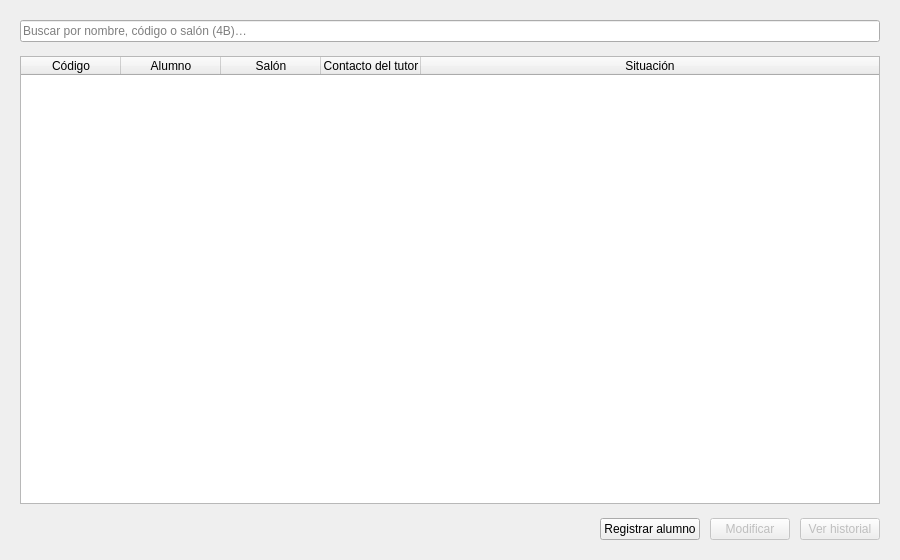
Old version of the form src/biblioteca/ui/disenos/alumnos.ui in the repository yaelink7/Biblioteca_Implementacion_Escuela_Primaria.
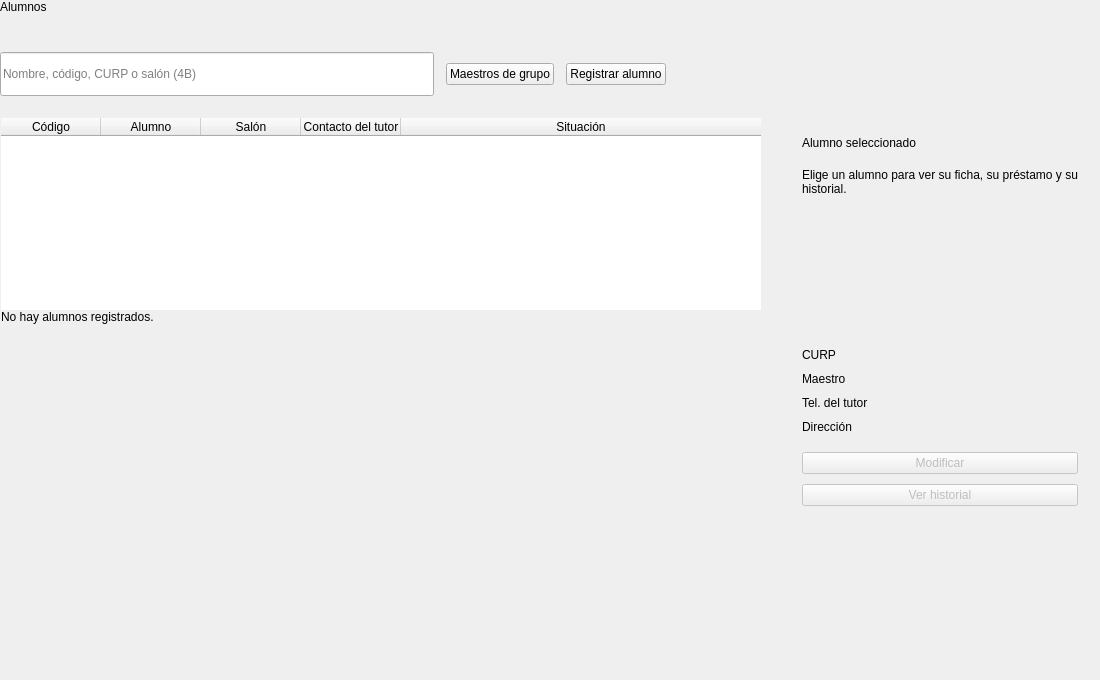
New version of the form.

Patch:
```diff
--- a/src/biblioteca/ui/disenos/alumnos.ui
+++ b/src/biblioteca/ui/disenos/alumnos.ui
@@ -2,57 +2,58 @@
 <ui version="4.0">
  <class>PantallaAlumnos</class>
  <widget class="QWidget" name="PantallaAlumnos">
-  <property name="geometry">
-   <rect>
-    <x>0</x>
-    <y>0</y>
-    <width>900</width>
-    <height>560</height>
-   </rect>
-  </property>
-  <property name="windowTitle">
-   <string>Alumnos</string>
-  </property>
-  <layout class="QVBoxLayout" name="disposicion">
-   <property name="leftMargin"><number>20</number></property>
-   <property name="topMargin"><number>20</number></property>
-   <property name="rightMargin"><number>20</number></property>
-   <property name="bottomMargin"><number>20</number></property>
-   <property name="spacing"><number>14</number></property>
-
+  <property name="geometry"><rect><x>0</x><y>0</y><width>1100</width><height>680</height></rect></property>
+  <property name="windowTitle"><string>Alumnos</string></property>
+  <layout class="QVBoxLayout" name="disposicion" stretch="0,0,1">
+   <property name="leftMargin"><number>0</number></property>
+   <property name="topMargin"><number>0</number></property>
+   <property name="rightMargin"><number>0</number></property>
+   <property name="bottomMargin"><number>0</number></property>
+   <property name="spacing"><number>18</number></property>
    <item>
-    <widget class="QLineEdit" name="campoBusqueda">
-     <property name="placeholderText">
-      <string>Buscar por nombre, código o salón (4B)…</string>
-     </property>
-     <property name="minimumHeight"><number>36</number></property>
-     <property name="clearButtonEnabled"><bool>true</bool></property>
-    </widget>
+    <layout class="QHBoxLayout" name="encabezado">
+     <property name="spacing"><number>12</number></property>
+     <item>
+      <layout class="QVBoxLayout" name="textoEncabezado">
+       <property name="spacing"><number>6</number></property>
+       <item>
+        <widget class="QLabel" name="etiquetaTitulo">
+         <property name="text"><string>Alumnos</string></property>
+         <property name="rol" stdset="0"><string>titulo</string></property>
+        </widget>
+       </item>
+       <item>
+        <widget class="QLabel" name="etiquetaResumen">
+         <property name="text"><string/></property>
+         <property name="rol" stdset="0"><string>resumen</string></property>
+        </widget>
+       </item>
+      </layout>
+     </item>
+    </layout>
    </item>
-
-   <item>
-    <widget class="QTableWidget" name="tablaAlumnos">
-     <property name="alternatingRowColors"><bool>true</bool></property>
-     <property name="selectionBehavior"><enum>QAbstractItemView::SelectRows</enum></property>
-     <property name="selectionMode"><enum>QAbstractItemView::SingleSelection</enum></property>
-     <property name="editTriggers"><set>QAbstractItemView::NoEditTriggers</set></property>
-     <property name="sortingEnabled"><bool>true</bool></property>
-     <attribute name="verticalHeaderVisible"><bool>false</bool></attribute>
-     <attribute name="horizontalHeaderStretchLastSection"><bool>true</bool></attribute>
-     <column><property name="text"><string>Código</string></property></column>
-     <column><property name="text"><string>Alumno</string></property></column>
-     <column><property name="text"><string>Salón</string></property></column>
-     <column><property name="text"><string>Contacto del tutor</string></property></column>
-     <column><property name="text"><string>Situación</string></property></column>
-    </widget>
-   </item>
-
    <item>
     <layout class="QHBoxLayout" name="filaAcciones">
-     <property name="spacing"><number>10</number></property>
+     <property name="spacing"><number>12</number></property>
      <item>
-      <widget class="QLabel" name="etiquetaResumen">
-       <property name="text"><string/></property>
+      <widget class="QLineEdit" name="campoBusqueda">
+       <property name="minimumSize"><size><width>340</width><height>44</height></size></property>
+       <property name="placeholderText"><string>Nombre, código, CURP o salón (4B)</string></property>
+       <property name="clearButtonEnabled"><bool>true</bool></property>
+       <property name="rol" stdset="0"><string>busqueda</string></property>
+      </widget>
+     </item>
+     <item>
+      <widget class="QPushButton" name="botonMaestros">
+       <property name="text"><string>Maestros de grupo</string></property>
+       <property name="minimumHeight"><number>44</number></property>
+       <property name="secundario" stdset="0"><bool>true</bool></property>
+      </widget>
+     </item>
+     <item>
+      <widget class="QPushButton" name="botonNuevo">
+       <property name="text"><string>Registrar alumno</string></property>
+       <property name="minimumHeight"><number>44</number></property>
       </widget>
      </item>
      <item>
@@ -63,26 +64,252 @@
        </property>
       </spacer>
      </item>
+    </layout>
+   </item>
+   <item>
+    <layout class="QHBoxLayout" name="cuerpo" stretch="1,0">
+     <property name="spacing"><number>18</number></property>
      <item>
-      <widget class="QPushButton" name="botonNuevo">
-       <property name="text"><string>Registrar alumno</string></property>
-       <property name="minimumHeight"><number>34</number></property>
+      <widget class="QFrame" name="tarjetaTabla">
+       <property name="rol" stdset="0"><string>tarjeta</string></property>
+       <layout class="QVBoxLayout" name="disposicionTarjeta">
+        <property name="leftMargin"><number>1</number></property>
+        <property name="topMargin"><number>4</number></property>
+        <property name="rightMargin"><number>1</number></property>
+        <property name="bottomMargin"><number>8</number></property>
+        <property name="spacing"><number>0</number></property>
+        <item>
+         <widget class="QTableWidget" name="tablaAlumnos">
+          <property name="frameShape"><enum>QFrame::NoFrame</enum></property>
+          <property name="selectionBehavior"><enum>QAbstractItemView::SelectRows</enum></property>
+          <property name="selectionMode"><enum>QAbstractItemView::SingleSelection</enum></property>
+          <property name="editTriggers"><set>QAbstractItemView::NoEditTriggers</set></property>
+          <property name="showGrid"><bool>false</bool></property>
+          <property name="wordWrap"><bool>false</bool></property>
+          <property name="sortingEnabled"><bool>true</bool></property>
+          <attribute name="verticalHeaderVisible"><bool>false</bool></attribute>
+          <attribute name="verticalHeaderDefaultSectionSize"><number>46</number></attribute>
+          <attribute name="horizontalHeaderStretchLastSection"><bool>true</bool></attribute>
+          <attribute name="horizontalHeaderHighlightSections"><bool>false</bool></attribute>
+          <column><property name="text"><string>Código</string></property></column>
+          <column><property name="text"><string>Alumno</string></property></column>
+          <column><property name="text"><string>Salón</string></property></column>
+          <column><property name="text"><string>Contacto del tutor</string></property></column>
+          <column><property name="text"><string>Situación</string></property></column>
+         </widget>
+        </item>
+        <item>
+         <widget class="QLabel" name="etiquetaVacio">
+          <property name="text"><string>No hay alumnos registrados.</string></property>
+          <property name="wordWrap"><bool>true</bool></property>
+          <property name="alignment"><set>Qt::AlignLeading|Qt::AlignLeft|Qt::AlignTop</set></property>
+          <property name="sizePolicy"><sizepolicy hsizetype="Preferred" vsizetype="Expanding"><horstretch>0</horstretch><verstretch>1</verstretch></sizepolicy></property>
+          <property name="rol" stdset="0"><string>tablaVacia</string></property>
+         </widget>
+        </item>
+       </layout>
       </widget>
      </item>
      <item>
-      <widget class="QPushButton" name="botonEditar">
-       <property name="text"><string>Modificar</string></property>
-       <property name="minimumHeight"><number>34</number></property>
-       <property name="enabled"><bool>false</bool></property>
-      </widget>
+      <layout class="QVBoxLayout" name="columnaPanel" stretch="0,1">
+       <property name="spacing"><number>0</number></property>
+       <item>
+        <widget class="QFrame" name="panelAlumno">
+         <property name="minimumWidth"><number>300</number></property>
+         <property name="maximumWidth"><number>340</number></property>
+         <property name="rol" stdset="0"><string>panel</string></property>
+         <layout class="QVBoxLayout" name="disposicionPanel">
+          <property name="leftMargin"><number>22</number></property>
+          <property name="topMargin"><number>22</number></property>
+          <property name="rightMargin"><number>22</number></property>
+          <property name="bottomMargin"><number>24</number></property>
+          <property name="spacing"><number>18</number></property>
+          <item>
+           <widget class="QLabel" name="etiquetaPanel">
+            <property name="text"><string>Alumno seleccionado</string></property>
+            <property name="rol" stdset="0"><string>etiquetaPanel</string></property>
+           </widget>
+          </item>
+          <item>
+           <widget class="QLabel" name="etiquetaPanelVacio">
+            <property name="text"><string>Elige un alumno para ver su ficha, su préstamo y su historial.</string></property>
+            <property name="wordWrap"><bool>true</bool></property>
+            <property name="rol" stdset="0"><string>panelVacio</string></property>
+           </widget>
+          </item>
+          <item>
+           <widget class="QWidget" name="fichaAlumno">
+            <layout class="QVBoxLayout" name="disposicionFicha">
+             <property name="leftMargin"><number>0</number></property>
+             <property name="topMargin"><number>0</number></property>
+             <property name="rightMargin"><number>0</number></property>
+             <property name="bottomMargin"><number>0</number></property>
+             <property name="spacing"><number>18</number></property>
+             <item>
+              <layout class="QHBoxLayout" name="cabezaFicha">
+               <property name="spacing"><number>12</number></property>
+               <item alignment="Qt::AlignTop">
+                <widget class="QLabel" name="avatar">
+                 <property name="minimumSize"><size><width>44</width><height>44</height></size></property>
+                 <property name="maximumSize"><size><width>44</width><height>44</height></size></property>
+                 <property name="text"><string/></property>
+                 <property name="alignment"><set>Qt::AlignCenter</set></property>
+                 <property name="rol" stdset="0"><string>avatar</string></property>
+                </widget>
+               </item>
+               <item>
+                <layout class="QVBoxLayout" name="nombreFicha">
+                 <property name="spacing"><number>2</number></property>
+                 <item>
+                  <widget class="QLabel" name="etiquetaNombre">
+                   <property name="text"><string/></property>
+                   <property name="wordWrap"><bool>true</bool></property>
+                   <property name="rol" stdset="0"><string>nombrePanel</string></property>
+                  </widget>
+                 </item>
+                 <item>
+                  <widget class="QLabel" name="etiquetaDetalle">
+                   <property name="text"><string/></property>
+                   <property name="wordWrap"><bool>true</bool></property>
+                   <property name="rol" stdset="0"><string>detallePanel</string></property>
+                  </widget>
+                 </item>
+                </layout>
+               </item>
+              </layout>
+             </item>
+             <item>
+              <widget class="QFrame" name="cajaSituacion">
+               <property name="rol" stdset="0"><string>caja</string></property>
+               <layout class="QHBoxLayout" name="disposicionCaja">
+                <property name="leftMargin"><number>14</number></property>
+                <property name="topMargin"><number>12</number></property>
+                <property name="rightMargin"><number>14</number></property>
+                <property name="bottomMargin"><number>12</number></property>
+                <property name="spacing"><number>10</number></property>
+                <item alignment="Qt::AlignTop">
+                 <widget class="QLabel" name="iconoCaja">
+                  <property name="minimumSize"><size><width>20</width><height>20</height></size></property>
+                  <property name="maximumSize"><size><width>20</width><height>20</height></size></property>
+                  <property name="text"><string/></property>
+                 </widget>
+                </item>
+                <item>
+                 <layout class="QVBoxLayout" name="textosCaja">
+                  <property name="spacing"><number>2</number></property>
+                  <item>
+                   <widget class="QLabel" name="tituloCaja">
+                    <property name="text"><string/></property>
+                    <property name="wordWrap"><bool>true</bool></property>
+                    <property name="rol" stdset="0"><string>tituloCaja</string></property>
+                   </widget>
+                  </item>
+                  <item>
+                   <widget class="QLabel" name="textoCaja">
+                    <property name="text"><string/></property>
+                    <property name="wordWrap"><bool>true</bool></property>
+                    <property name="rol" stdset="0"><string>textoCaja</string></property>
+                   </widget>
+                  </item>
+                 </layout>
+                </item>
+               </layout>
+              </widget>
+             </item>
+             <item>
+              <layout class="QGridLayout" name="datosAlumno" columnstretch="0,1">
+               <property name="horizontalSpacing"><number>16</number></property>
+               <property name="verticalSpacing"><number>10</number></property>
+               <item row="0" column="0" alignment="Qt::AlignTop">
+                <widget class="QLabel" name="datoCurp">
+                 <property name="text"><string>CURP</string></property>
+                 <property name="rol" stdset="0"><string>dato</string></property>
+                </widget>
+               </item>
+               <item row="0" column="1">
+                <widget class="QLabel" name="valorCurp">
+                 <property name="text"><string/></property>
+                 <property name="wordWrap"><bool>true</bool></property>
+                 <property name="rol" stdset="0"><string>valor</string></property>
+                 <property name="mono" stdset="0"><bool>true</bool></property>
+                </widget>
+               </item>
+               <item row="1" column="0" alignment="Qt::AlignTop">
+                <widget class="QLabel" name="datoMaestro">
+                 <property name="text"><string>Maestro</string></property>
+                 <property name="rol" stdset="0"><string>dato</string></property>
+                </widget>
+               </item>
+               <item row="1" column="1">
+                <widget class="QLabel" name="valorMaestro">
+                 <property name="text"><string/></property>
+                 <property name="wordWrap"><bool>true</bool></property>
+                 <property name="rol" stdset="0"><string>valor</string></property>
+                </widget>
+               </item>
+               <item row="2" column="0" alignment="Qt::AlignTop">
+                <widget class="QLabel" name="datoTelefono">
+                 <property name="text"><string>Tel. del tutor</string></property>
+                 <property name="rol" stdset="0"><string>dato</string></property>
+                </widget>
+               </item>
+               <item row="2" column="1">
+                <widget class="QLabel" name="valorTelefono">
+                 <property name="text"><string/></property>
+                 <property name="wordWrap"><bool>true</bool></property>
+                 <property name="rol" stdset="0"><string>valor</string></property>
+                 <property name="mono" stdset="0"><bool>true</bool></property>
+                </widget>
+               </item>
+               <item row="3" column="0" alignment="Qt::AlignTop">
+                <widget class="QLabel" name="datoDireccion">
+                 <property name="text"><string>Dirección</string></property>
+                 <property name="rol" stdset="0"><string>dato</string></property>
+                </widget>
+               </item>
+               <item row="3" column="1">
+                <widget class="QLabel" name="valorDireccion">
+                 <property name="text"><string/></property>
+                 <property name="wordWrap"><bool>true</bool></property>
+                 <property name="rol" stdset="0"><string>valor</string></property>
+                </widget>
+               </item>
+              </layout>
+             </item>
+            </layout>
+           </widget>
+          </item>
+          <item>
+           <layout class="QVBoxLayout" name="accionesPanel">
+            <property name="spacing"><number>10</number></property>
+            <item>
+             <widget class="QPushButton" name="botonEditar">
+              <property name="text"><string>Modificar</string></property>
+              <property name="minimumHeight"><number>44</number></property>
+              <property name="enabled"><bool>false</bool></property>
+             </widget>
+            </item>
+            <item>
+             <widget class="QPushButton" name="botonHistorial">
+              <property name="text"><string>Ver historial</string></property>
+              <property name="minimumHeight"><number>44</number></property>
+              <property name="enabled"><bool>false</bool></property>
+              <property name="secundario" stdset="0"><bool>true</bool></property>
+             </widget>
+            </item>
+           </layout>
+          </item>
+         </layout>
+        </widget>
+       </item>
+       <item>
+        <spacer name="espacioPanel">
+         <property name="orientation"><enum>Qt::Vertical</enum></property>
+         <property name="sizeHint" stdset="0"><size><width>40</width><height>20</height></size></property>
+        </spacer>
+       </item>
+      </layout>
      </item>
-     <item>
-      <widget class="QPushButton" name="botonHistorial">
-       <property name="text"><string>Ver historial</string></property>
-       <property name="minimumHeight"><number>34</number></property>
-       <property name="enabled"><bool>false</bool></property>
-      </widget>
-     </item>
     </layout>
    </item>
 
```
Left out of the diff: 13 changed lines with no effect on the pictures.
